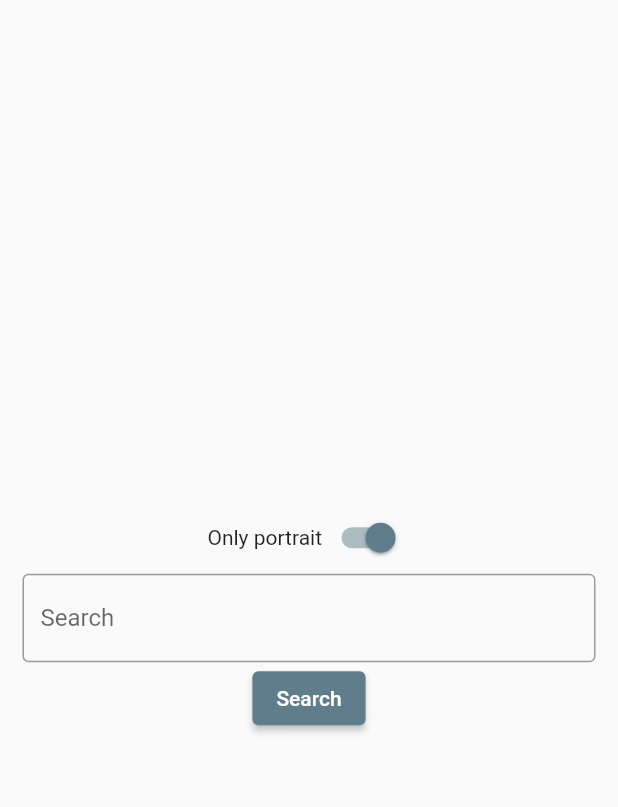
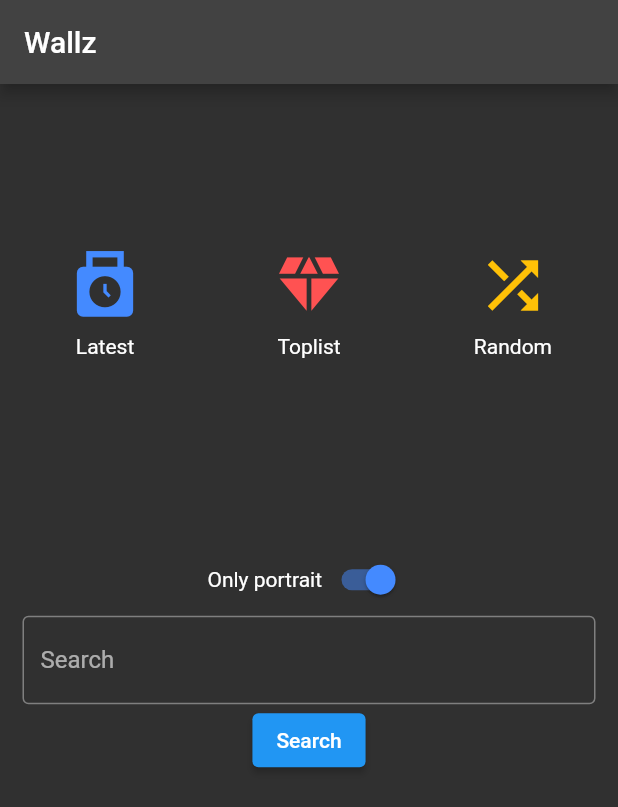
Before and after one commit to nattesh/wallz, a Flutter app: the screen it shows after launch, on a phone screen of 412 x 824 dp. Shown: the top 807 px of the screen. Run offline on Flutter 3.47's test engine with Material 2 defaults, Android fonts, the phone set to English and light mode, and no system bars; our stand-ins replace gallery_saver.

```diff
--- a/lib/main.dart
+++ b/lib/main.dart
@@ -15,6 +15,11 @@ class WallzApp extends StatelessWidget {
       theme: ThemeData(
         primarySwatch: Colors.blueGrey,
       ),
+      darkTheme: ThemeData(
+        brightness: Brightness.dark,
+        /* dark theme settings */
+      ),
+      themeMode: ThemeMode.dark,
       home: const HomePage(),
       debugShowCheckedModeBanner: false,
     );
--- a/lib/pages/home_page.dart
+++ b/lib/pages/home_page.dart
@@ -21,14 +21,39 @@ class _HomePageState extends State<HomePage> {
     _controller = TextEditingController();
   }
 
-  setAndSearch(context) async {
+  _searchByTagName(BuildContext context) {
     String value = _controller.text;
     Filters filters = new Filters(
         onlyPortrait ? 'portrait' : '',
-        '100', '100', 'relevance', 'date_added', '', value);
+        '100', '100', 'relevance', '', '', value);
+    _search(context, filters, filters.tagName);
+  }
+
+  _searchLatest(BuildContext context) {
+    Filters filters = new Filters(
+        onlyPortrait ? 'portrait' : '',
+        '100', '100', 'date_added', '', '', '');
+    _search(context, filters, 'Latest');
+  }
+
+  _searchToplist(BuildContext context) {
+    Filters filters = new Filters(
+        onlyPortrait ? 'portrait' : '',
+        '100', '100', 'toplist', '', '', '');
+    _search(context, filters, 'Toplist');
+  }
+
+  _searchRandom(BuildContext context) {
+    Filters filters = new Filters(
+        onlyPortrait ? 'portrait' : '',
+        '100', '100', 'random', '', '', '');
+    _search(context, filters, 'Random');
+  }
+
+  _search(BuildContext context, Filters filters, String title) {
     Navigator.push(
       context,
-      MaterialPageRoute(builder: (context) => ListWallPage(title: 'Wallz', filters: filters,)),
+      MaterialPageRoute(builder: (context) => ListWallPage(title: title, filters: filters,)),
     );
   }
 
@@ -53,8 +78,75 @@ class _HomePageState extends State<HomePage> {
 
   @override
   Widget build(BuildContext context) {
-    return Scaffold(
-      body: Center(
+    return Scaffold (
+      appBar: AppBar(
+        title: Text('Wallz'),
+      ),
+      body: Column(
+        children: [
+          Expanded(
+            child: Row(
+              mainAxisAlignment: MainAxisAlignment.center,
+              children: [
+                Container(
+                  alignment: Alignment.center,
+                  width: MediaQuery.of(context).size.width * 0.33,
+                  child: Column (
+                    mainAxisAlignment: MainAxisAlignment.center,
+                    children: [
+                      IconButton(
+                        iconSize: 50,
+                        color: Colors.blueAccent,
+                        icon: Icon(Icons.punch_clock),
+                        onPressed: () => {
+                          _searchLatest(context)
+                        },
+                      ),
+                      Text('Latest')
+                    ],
+                  )
+                ),
+                Container(
+                  alignment: Alignment.center,
+                  width: MediaQuery.of(context).size.width * 0.33,
+                  child: Column (
+                    mainAxisAlignment: MainAxisAlignment.center,
+                    children: [
+                      IconButton(
+                        iconSize: 50,
+                        color: Colors.redAccent,
+                        icon: Icon(Icons.diamond),
+                        onPressed: () {
+                          _searchToplist(context);
+                        },
+                      ),
+                      Text('Toplist')
+                    ],
+                  ),
+                ),
+                Container(
+                  alignment: Alignment.center,
+                  width: MediaQuery.of(context).size.width * 0.33,
+                  child: Column (
+                    mainAxisAlignment: MainAxisAlignment.center,
+                    children: [
+                      IconButton(
+                        iconSize: 50,
+                        color: Colors.amber,
+                        icon: Icon(Icons.shuffle),
+                        onPressed: () {
+                          _searchRandom(context);
+                        },
+                      ),
+                      Text('Random')
+                    ],
+                  ),
+                )
+              ],
+            ),
+          ),
+          Container (
+              height: 200,
               child: Padding(
                 padding: EdgeInsets.all(15),
                 child: Column(
@@ -65,6 +157,7 @@ class _HomePageState extends State<HomePage> {
                         children: [
                           Text('Only portrait'),
                           Switch(
+                            activeColor: Colors.blueAccent,
                             value: onlyPortrait,
                             onChanged: (value) => _setPortrait(value),
                           ),
@@ -82,17 +175,23 @@ class _HomePageState extends State<HomePage> {
                         ),
                       ),
                       onSubmitted: (String value) => {
-                  setAndSearch(context)
+                        _searchByTagName(context)
                       },
                     ),
                     ElevatedButton(
-                onPressed: disabledBtn ? () {} : () => setAndSearch(context),
+                      onPressed: disabledBtn ? () {} : () => _searchByTagName(context),
                       child: const Text('Search'),
                     ),
                   ],
+                ),
               )
           ),
+          Expanded(
+            child: Row(
             ),
+          )
+        ],
+      )
     );
   }
 }
--- a/lib/pages/list_walls_page.dart
+++ b/lib/pages/list_walls_page.dart
@@ -35,6 +35,7 @@ class _ListWallPageState extends State<ListWallPage> {
           future: data,
           builder: (BuildContext context, AsyncSnapshot<ApiResponse> snapshot) {
             if (snapshot.connectionState == ConnectionState.done) {
+              print('here');
               final data = snapshot.data;
               if(data != null && data.data != null && data.data.length > 0) {
                 return ListWalls(walls: data.data, onePage: data.meta.lastPage == 1, filters: widget.filters,);
```
Also changed, not shown: lib/api/wall_items_api.dart (+8 -0 lines). Lines whose indentation alone changed are shown as unchanged.
